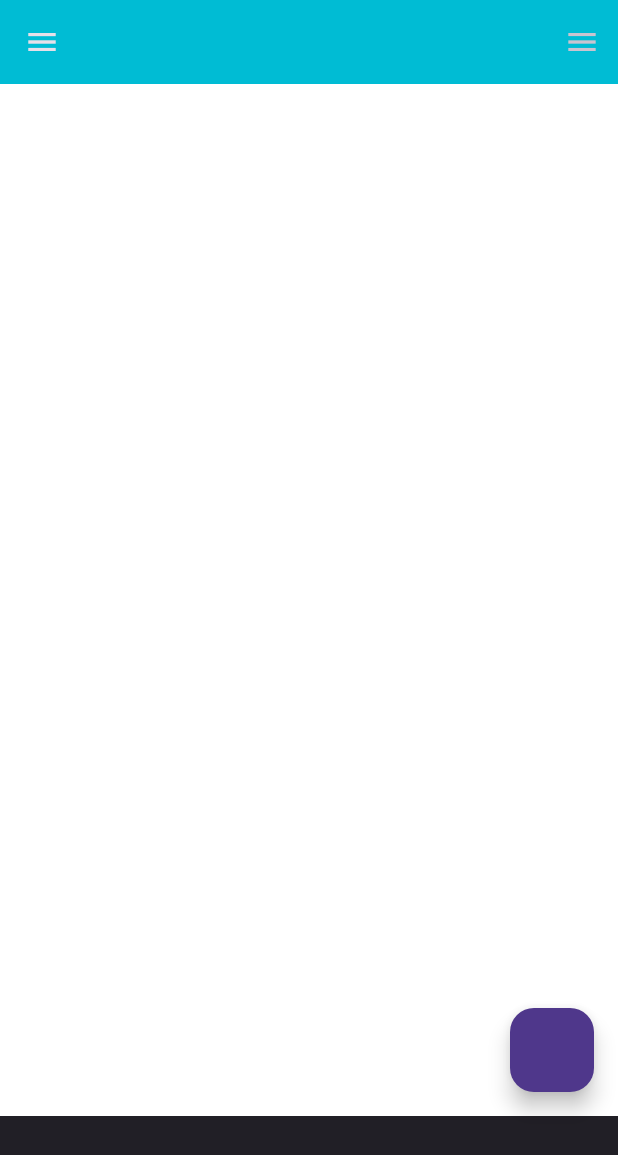
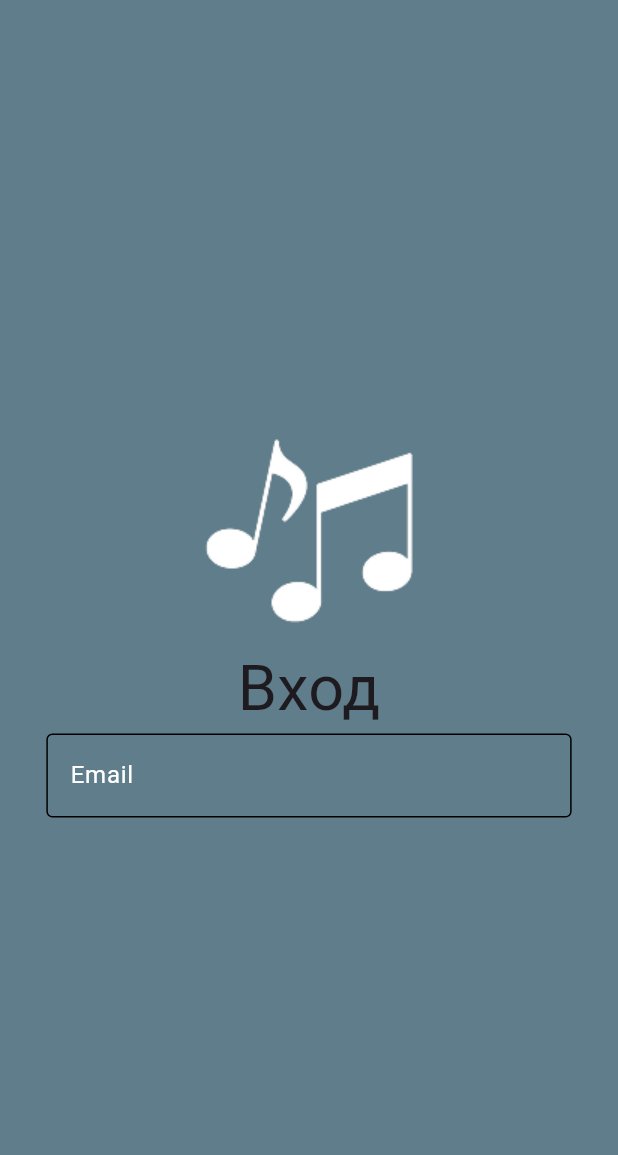
Before and after one commit to MaitoGuyn/music_player, a Flutter app: the screen it shows after launch, on a phone screen of 412 x 824 dp. Shown: the top 1155 px of the screen. Run offline on Flutter 3.47's test engine with Material 3 defaults, Android fonts, the phone set to English and light mode, and no system bars.

Commit message:
master: little bit auth

```diff
--- a/lib/auth.dart
+++ b/lib/auth.dart
@@ -11,16 +11,31 @@ class _AuthPageState extends State<AuthPage> {
   @override
   Widget build(BuildContext context) {
     return Scaffold(
-      appBar: AppBar(
-        backgroundColor: Colors.cyan,
+      body: Center(
+        child: Column(
+          mainAxisAlignment: MainAxisAlignment.center,
+          children: [
+            Image.asset('images/logo.png'),
+            Text("Вход",textScaler: TextScaler.linear(3),),
+            SizedBox(
+              width: MediaQuery.of(context).size.width * 0.85,
+              child: TextField(
+                cursorColor: Colors.white,
+                decoration: InputDecoration(
+                  labelText: 'Email',
+                  labelStyle: TextStyle(color: Colors.white),
+                  focusedBorder: OutlineInputBorder(
+                    borderRadius: BorderRadius.circular(20),
+                    borderSide:BorderSide(color: Colors.white)
+                  ),
+                  enabledBorder: OutlineInputBorder()
+                ),
+              ),
+            ),
+
+          ],
+        ),
       ),
-      body: Container(
-        color: Colors.white,
-      ),
-      bottomNavigationBar: BottomAppBar(),
-      drawer: Drawer(),
-      endDrawer: Drawer(),
-      floatingActionButton: FloatingActionButton(onPressed: (){}),
     );
   }
 }
--- a/lib/main.dart
+++ b/lib/main.dart
@@ -12,7 +12,9 @@ class AppTheme extends StatelessWidget {
   Widget build(BuildContext context) {
     return MaterialApp(
       debugShowCheckedModeBanner: false,
-      theme: ThemeData.dark(),
+      theme: ThemeData(
+        scaffoldBackgroundColor: Colors.blueGrey,
+      ),
       initialRoute: '/',
       routes: {
         '/': (context) => AuthPage(),
--- a/pubspec.yaml
+++ b/pubspec.yaml
@@ -58,9 +58,8 @@ flutter:
   uses-material-design: true
 
   # To add assets to your application, add an assets section, like this:
-  # assets:
-  #   - images/a_dot_burr.jpeg
-  #   - images/a_dot_ham.jpeg
+  assets:
+     - images/logo.png
 
   # An image asset can refer to one or more resolution-specific "variants", see
   # https://flutter.dev/to/resolution-aware-images
```
Also changed, not shown: images/logo.png (added).
